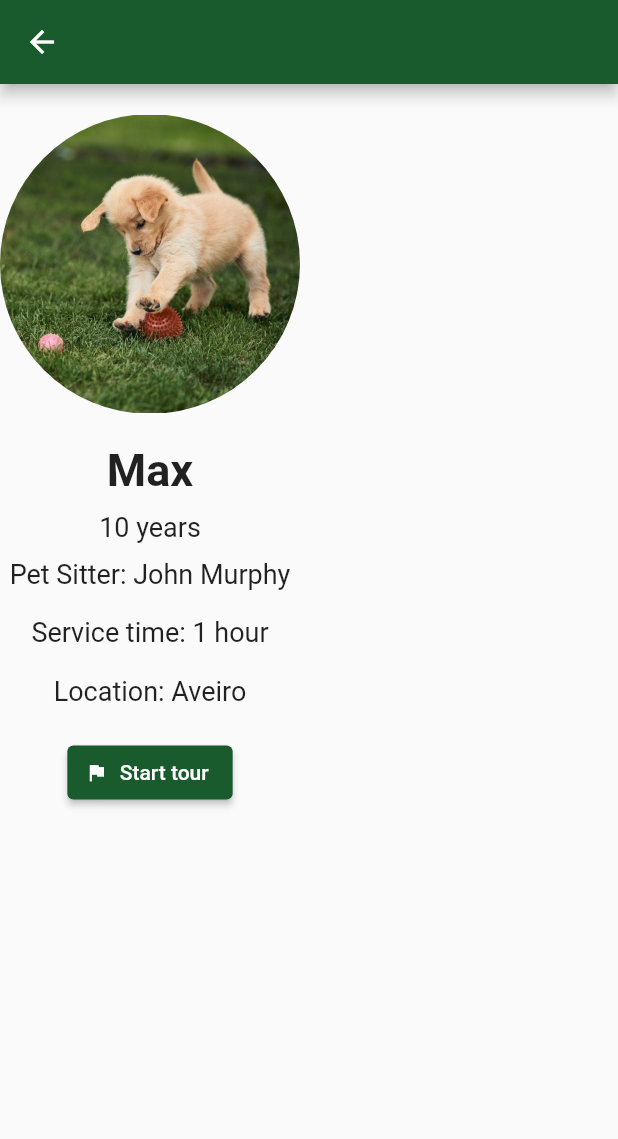
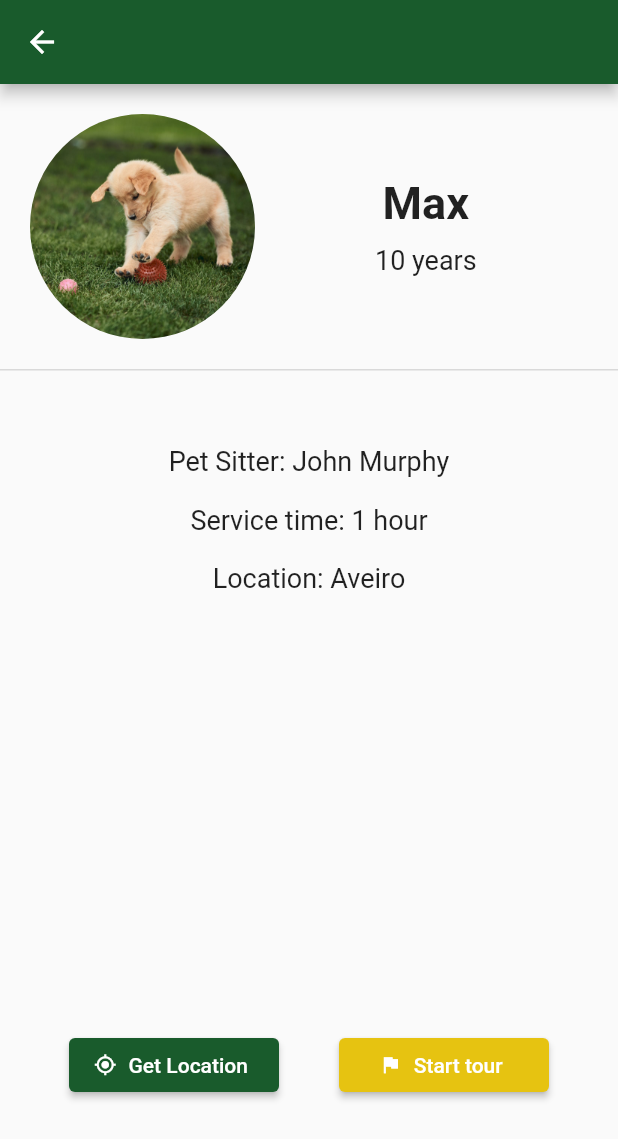
Before and after one commit to Manuel-Diaz17/Pet-Friends_Flutter_ICM, a Flutter app: the PageRequestDetails screen opened directly, on a phone screen of 412 x 824 dp. Shown: the top 1139 px of the screen. Run offline on Flutter 3.47's test engine with Material 2 defaults, Android fonts, the phone set to English and light mode, and no system bars; our stand-ins replace bloc, blur, flutter_bloc, flutter_slidable, google_maps_flutter, isar and 2 more; missing offline and left inert: flutter_barcode_scanner; accounts and stored records are empty; generated files the repository leaves out were written again.

Commit message:
gps updates

```diff
--- a/lib/Constants/constant_routes.dart
+++ b/lib/Constants/constant_routes.dart
@@ -11,4 +11,5 @@ class ConstantRoutes {
   static const petSitterProfile = '/petSitterProfile';
   static const requestDetails = '/requestDetails';
   static const qrCode = '/qrCode';
+  static const tour = '/tour';
 }
--- /dev/null
+++ b/lib/Constants/constants.dart
@@ -0,0 +1,3 @@
+import 'package:flutter/material.dart';
+
+const String google_api_key = 'AIzaSyBB63oqZMQhZxzzmFRT1yQffSWkM6RDFIU';
--- a/lib/Constants/constants_colors.dart
+++ b/lib/Constants/constants_colors.dart
@@ -2,7 +2,7 @@ import 'package:flutter/material.dart';
 
 class ConstantColors {
   static const primary = Color.fromRGBO(25, 91, 44, 1);
-  static const secondary = Color.fromRGBO(241, 231, 179, 1);
+  static const secondary = Color.fromRGBO(230, 195, 17, 1);
   static const gray = Color.fromRGBO(217, 217, 217, 1);
   static const white = Colors.white;
   static const whiteSmoke =Color.fromRGBO(245, 245, 245, 1);
--- a/lib/Widgets/organisms/organism_request_details.dart
+++ b/lib/Widgets/organisms/organism_request_details.dart
@@ -14,18 +14,28 @@ class _OrganismRequestsDetailsState extends State<OrganismRequestsDetails> {
   @override
   Widget build(BuildContext context) {
     return Column(
-      //crossAxisAlignment: CrossAxisAlignment.center,
       children: [
-        SizedBox(height: 20),
         Container(
-          width: 200,
-          height: 200,
+          decoration: const BoxDecoration(
+            border: Border(bottom: BorderSide(color: ConstantColors.gray)),
+          ),
+          child: Row(
+            children: [
+              Container(
+                width: 150,
+                height: 150,
+                margin: const EdgeInsets.all(20),
                 decoration: BoxDecoration(
                 borderRadius: BorderRadius.circular(200),
                 image: DecorationImage(image: AssetImage("assets/images/puppy.jpg")),
                 ),
               ),
-        SizedBox(height: 20),
+              SizedBox(
+                width: 60,
+              ),
+              Column(
+                crossAxisAlignment: CrossAxisAlignment.center,
+                children: [
                   Text(
                     'Max',
                     style: TextStyle(fontSize: 30, fontWeight: FontWeight.bold),
@@ -35,7 +45,13 @@ class _OrganismRequestsDetailsState extends State<OrganismRequestsDetails> {
                     '10 years',
                     style: TextStyle(fontSize: 18),
                   ),
-        SizedBox(height: 10),
+                ],
+              )
+            ]
+          )
+        ),
+
+        SizedBox(height: 50),
         Text(
           'Pet Sitter: John Murphy',
           style: TextStyle(fontSize: 18),
@@ -50,8 +66,31 @@ class _OrganismRequestsDetailsState extends State<OrganismRequestsDetails> {
           'Location: Aveiro',
           style: TextStyle(fontSize: 18),
         ),
-        SizedBox(height: 20),
-        ElevatedButton.icon(
+        SizedBox(height: 290),
+        Row(
+          mainAxisAlignment: MainAxisAlignment.center,
+          children: [
+            Container(
+              width: 140,
+              child: ElevatedButton.icon(
+                onPressed: () {
+                  Navigator.pushNamed(context, ConstantRoutes.tour);
+                },
+                icon: Icon(
+                  Icons.gps_fixed,
+                  size: 15,
+                ),
+                label: Text('Get Location'),
+                style: ElevatedButton.styleFrom(
+                  backgroundColor: ConstantColors.primary,
+                ),
+              ),
+            ),
+
+            SizedBox(width: 40),
+            Container(
+              width: 140,
+              child: ElevatedButton.icon(
                 onPressed: () {
                   Navigator.pushNamed(context, ConstantRoutes.qrCode);
                 },
@@ -61,10 +100,15 @@ class _OrganismRequestsDetailsState extends State<OrganismRequestsDetails> {
                 ),
                 label: Text('Start tour'),
                 style: ElevatedButton.styleFrom(
-            backgroundColor: ConstantColors.primary
+                  backgroundColor: ConstantColors.secondary
                 ),
               ),
+            )
+
           ],
+        )
+
+      ]
     );
   }
 }
--- a/lib/main.dart
+++ b/lib/main.dart
@@ -4,6 +4,7 @@ import 'package:flutter_bloc/flutter_bloc.dart';
 import 'package:pet_sitting_project/Widgets/pages/page_petsitter_profile.dart';
 import 'package:pet_sitting_project/Widgets/pages/page_qrcode.dart';
 import 'package:pet_sitting_project/Widgets/pages/page_request_details.dart';
+import 'package:pet_sitting_project/Widgets/pages/page_tour.dart';
 import 'package:pet_sitting_project/constants/constant_routes.dart';
 import 'package:pet_sitting_project/widgets/pages/page_profile.dart';
 import 'package:pet_sitting_project/Widgets/pages/page_sign_up2.dart';
@@ -53,7 +54,8 @@ class App extends StatelessWidget {
               index: 1,
             ),
         ConstantRoutes.requestDetails:(context) => const PageRequestDetails(),
-        ConstantRoutes.qrCode: (context) => const PageQrCode()
+        ConstantRoutes.qrCode: (context) => const PageQrCode(),
+        ConstantRoutes.tour: (context) => const PageTour()
       },
     );
   }
--- a/pubspec.yaml
+++ b/pubspec.yaml
@@ -38,6 +38,8 @@ dependencies:
   isar_flutter_libs: *isar_version # contains Isar Core
   path_provider: ^2.0.15
   flutter_barcode_scanner: ^2.0.0
+  google_maps_flutter: ^2.1.7
+  location: ^4.4.0
 
   # The following adds the Cupertino Icons font to your application.
   # Use with the CupertinoIcons class for iOS style icons.
```
Also changed, not shown: lib/Widgets/organisms/organism_qrcode.dart (+13 -6 lines), lib/Widgets/organisms/organism_tour.dart (added, +55 -0 lines), lib/Widgets/pages/page_tour.dart (added, +19 -0 lines), pubspec.lock, 4 other files. Lines whose indentation alone changed are shown as unchanged.
